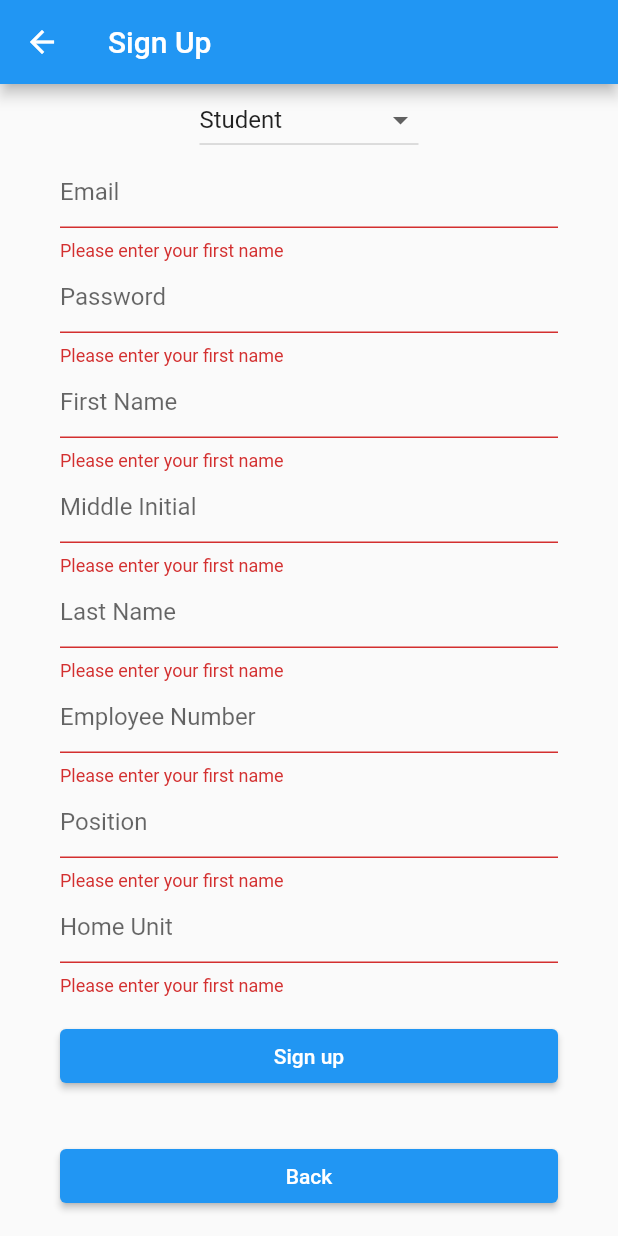
After one commit to jaungos/ohmsim, a Flutter app: the SignupPage screen opened by its route, after a tap on "Sign up", on a phone screen of 412 x 824 dp. The commit adds this screen. Run offline on Flutter 3.47's test engine with Material 2 defaults, Android fonts, the phone set to English and light mode, and no system bars; our stand-ins replace firebase_auth, firebase_core; accounts and stored records are empty.

Commit message:
Feat: created the Signup Page

```diff
--- a/ohmsim/lib/main.dart
+++ b/ohmsim/lib/main.dart
@@ -6,6 +6,7 @@ import 'package:ohmsim/providers/adminProvider.dart';
 import 'package:ohmsim/providers/sampleprovider.dart';
 import 'package:ohmsim/screens/adminView.dart';
 import 'package:ohmsim/screens/login.dart';
+import 'package:ohmsim/screens/signup.dart';
 import 'firebase_options.dart';
 import 'package:provider/provider.dart';
 
@@ -40,9 +41,8 @@ class MyApp extends StatelessWidget {
         initialRoute: '/',
         routes: {
           //TODO: Put routes here
-          LoginPage.routeName: (context) => LoginPage(
-                key: key,
-              ),
+          LoginPage.routeName: (context) => LoginPage(),
+          SignupPage.routeName: (context) => SignupPage(),
           AdminView.routeName: (context) => AdminView()
         },
         // onGenerateRoute: (settings) {
--- a/ohmsim/lib/providers/authProvider.dart
+++ b/ohmsim/lib/providers/authProvider.dart
@@ -35,4 +35,10 @@ class AuthProvider with ChangeNotifier {
     return Future.value(
         {"isLoggedIn": false, "message": "User does not exist", data: []});
   }
+
+  Future<void> switchSignUpPrivilege(String newPrivilege) {
+    _privilege = newPrivilege;
+    notifyListeners();
+    return Future.value();
+  }
 }
--- a/ohmsim/lib/screens/login.dart
+++ b/ohmsim/lib/screens/login.dart
@@ -2,11 +2,12 @@ import 'package:flutter/material.dart';
 import 'package:firebase_core/firebase_core.dart';
 import 'package:ohmsim/providers/adminProvider.dart';
 import 'package:ohmsim/providers/authProvider.dart';
+import 'package:ohmsim/screens/signup.dart';
 import 'package:provider/provider.dart';
 
 class LoginPage extends StatefulWidget {
   static String routeName = '/';
-  LoginPage({Key? key}) : super(key: key);
+  LoginPage({super.key});
 
   @override
   _LoginPageState createState() => _LoginPageState();
@@ -92,9 +93,26 @@ class _LoginPageState extends State<LoginPage> {
                     obscureText: true,
                   ),
                   SizedBox(height: 20.0),
-                  ElevatedButton(
-                    onPressed: _login,
-                    child: Text('Login'),
+                  Row(
+                    mainAxisAlignment: MainAxisAlignment.center,
+                    children: [
+                      Padding(
+                        padding: const EdgeInsets.only(left: 15.0, right: 15.0),
+                        child: ElevatedButton(
+                          onPressed: _login,
+                          child: Text('Login'),
+                        ),
+                      ),
+                      Padding(
+                        padding: const EdgeInsets.only(left: 15.0, right: 15.0),
+                        child: ElevatedButton(
+                          onPressed: () {
+                            Navigator.pushNamed(context, SignupPage.routeName);
+                          },
+                          child: Text('Signup'),
+                        ),
+                      ),
+                    ],
                   ),
                 ],
               ),
--- /dev/null
+++ b/ohmsim/lib/screens/signup.dart
@@ -0,0 +1,330 @@
+import 'package:flutter/material.dart';
+import 'package:ohmsim/providers/authProvider.dart';
+import 'package:provider/provider.dart';
+
+class SignupPage extends StatefulWidget {
+  static String routeName = '/signup';
+
+  const SignupPage({super.key});
+
+  @override
+  _SignupPageState createState() => _SignupPageState();
+}
+
+class _SignupPageState extends State<SignupPage> {
+  // On dropdown select
+
+  // context.read<AuthProvider>().switchSignUpPrivilege(value);
+  @override
+  Widget build(BuildContext context) {
+    return Scaffold(
+      appBar: AppBar(
+        title: const Text('Sign Up'),
+      ),
+      body: Column(
+        children: [
+          PrivilegeForm(),
+          SignupForm(),
+        ],
+      ),
+    );
+  }
+}
+
+class PrivilegeForm extends StatefulWidget {
+  PrivilegeForm({super.key});
+
+  @override
+  _PrivilegeFormState createState() => _PrivilegeFormState();
+}
+
+class _PrivilegeFormState extends State<PrivilegeForm> {
+  String dropdownValue = 'Student';
+
+  @override
+  Widget build(BuildContext context) {
+    return DropdownButton<String>(
+      value: dropdownValue,
+      items: <String>['Student', 'Admin', 'Entrance Monitor']
+          .map<DropdownMenuItem<String>>((String value) {
+        return DropdownMenuItem<String>(
+          value: value,
+          child: Text(
+            value,
+          ),
+        );
+      }).toList(),
+      onChanged: (String? newValue) async {
+        setState(() {
+          dropdownValue = newValue!;
+        });
+        await context.read<AuthProvider>().switchSignUpPrivilege(dropdownValue);
+      },
+    );
+  }
+}
+
+class SignupForm extends StatefulWidget {
+  SignupForm({super.key});
+
+  @override
+  _SignupFormState createState() => _SignupFormState();
+}
+
+class _SignupFormState extends State<SignupForm> {
+  @override
+  Widget build(BuildContext context) {
+    final _formKey = GlobalKey<FormState>();
+    TextEditingController emailController = TextEditingController();
+    TextEditingController passwordController = TextEditingController();
+    TextEditingController fNameController = TextEditingController();
+    TextEditingController mNameController = TextEditingController();
+    TextEditingController lNameController = TextEditingController();
+    TextEditingController userNameController = TextEditingController();
+    TextEditingController collegeController = TextEditingController();
+    TextEditingController courseController = TextEditingController();
+    TextEditingController studentNoController = TextEditingController();
+    TextEditingController employeeNoController = TextEditingController();
+    TextEditingController positionController = TextEditingController();
+    TextEditingController homeUnitController = TextEditingController();
+
+    late String privilege = context.watch<AuthProvider>().privilege;
+
+    // TextField for Email
+    final email = TextFormField(
+      controller: emailController,
+      decoration: const InputDecoration(
+        hintText: "Email",
+      ),
+      validator: (value) {
+        if (value == null || value.isEmpty) {
+          return "Please enter your first name";
+        }
+        return null;
+      },
+      onSaved: (newValue) => debugPrint("First Name Saved"),
+    );
+
+    // TextField for Password
+    final password = TextFormField(
+      controller: passwordController,
+      decoration: const InputDecoration(
+        hintText: "Password",
+      ),
+      validator: (value) {
+        if (value == null || value.isEmpty) {
+          return "Please enter your first name";
+        }
+        return null;
+      },
+      onSaved: (newValue) => debugPrint("First Name Saved"),
+    );
+
+    // TextField for First Name
+    final firstName = TextFormField(
+      controller: fNameController,
+      decoration: const InputDecoration(
+        hintText: "First Name",
+      ),
+      validator: (value) {
+        if (value == null || value.isEmpty) {
+          return "Please enter your first name";
+        }
+        return null;
+      },
+      onSaved: (newValue) => debugPrint("First Name Saved"),
+    );
+
+    // TextField for Middle Initial
+    final middleInitial = TextFormField(
+      controller: mNameController,
+      decoration: const InputDecoration(
+        hintText: "Middle Initial",
+      ),
+      validator: (value) {
+        if (value == null || value.isEmpty) {
+          return "Please enter your first name";
+        }
+        return null;
+      },
+      onSaved: (newValue) => debugPrint("First Name Saved"),
+    );
+
+    // TextField for Last Name
+    final lastName = TextFormField(
+      controller: lNameController,
+      decoration: const InputDecoration(
+        hintText: "Last Name",
+      ),
+      validator: (value) {
+        if (value == null || value.isEmpty) {
+          return "Please enter your first name";
+        }
+        return null;
+      },
+      onSaved: (newValue) => debugPrint("First Name Saved"),
+    );
+
+    // TextField for Username
+    final username = TextFormField(
+      controller: userNameController,
+      decoration: const InputDecoration(
+        hintText: "Username",
+      ),
+      validator: (value) {
+        if (value == null || value.isEmpty) {
+          return "Please enter your first name";
+        }
+        return null;
+      },
+      onSaved: (newValue) => debugPrint("First Name Saved"),
+    );
+
+    // TextField for College
+    final college = TextFormField(
+      controller: collegeController,
+      decoration: const InputDecoration(
+        hintText: "College",
+      ),
+      validator: (value) {
+        if (value == null || value.isEmpty) {
+          return "Please enter your first name";
+        }
+        return null;
+      },
+      onSaved: (newValue) => debugPrint("First Name Saved"),
+    );
+
+    // TextField for Course
+    final course = TextFormField(
+      controller: courseController,
+      decoration: const InputDecoration(
+        hintText: "Course",
+      ),
+      validator: (value) {
+        if (value == null || value.isEmpty) {
+          return "Please enter your first name";
+        }
+        return null;
+      },
+      onSaved: (newValue) => debugPrint("First Name Saved"),
+    );
+
+    // TextField for Student Number
+    final studentNum = TextFormField(
+      controller: studentNoController,
+      decoration: const InputDecoration(
+        hintText: "Student Number",
+      ),
+      validator: (value) {
+        if (value == null || value.isEmpty) {
+          return "Please enter your first name";
+        }
+        return null;
+      },
+      onSaved: (newValue) => debugPrint("First Name Saved"),
+    );
+
+    // TextField for Employee Number
+    final employeeNum = TextFormField(
+      controller: employeeNoController,
+      decoration: const InputDecoration(
+        hintText: "Employee Number",
+      ),
+      validator: (value) {
+        if (value == null || value.isEmpty) {
+          return "Please enter your first name";
+        }
+        return null;
+      },
+      onSaved: (newValue) => debugPrint("First Name Saved"),
+    );
+
+    // TextField for Position
+    final position = TextFormField(
+      controller: positionController,
+      decoration: const InputDecoration(
+        hintText: "Position",
+      ),
+      validator: (value) {
+        if (value == null || value.isEmpty) {
+          return "Please enter your first name";
+        }
+        return null;
+      },
+      onSaved: (newValue) => debugPrint("First Name Saved"),
+    );
+
+    // TextField for Home Unit
+    final homeUnit = TextFormField(
+      controller: homeUnitController,
+      decoration: const InputDecoration(
+        hintText: "Home Unit",
+      ),
+      validator: (value) {
+        if (value == null || value.isEmpty) {
+          return "Please enter your first name";
+        }
+        return null;
+      },
+      onSaved: (newValue) => debugPrint("First Name Saved"),
+    );
+
+    // SignUp Button
+    final SignupButton = Padding(
+      padding: const EdgeInsets.symmetric(vertical: 16.0),
+      child: ElevatedButton(
+        onPressed: () async {
+          if (_formKey.currentState!.validate()) {
+            _formKey.currentState?.save();
+
+            if (context.mounted) {
+              Navigator.pop(context);
+            }
+          }
+        },
+        child: const Text('Sign up', style: TextStyle(color: Colors.white)),
+      ),
+    );
+
+    // Back Button
+    final backButton = Padding(
+      padding: const EdgeInsets.symmetric(vertical: 16.0),
+      child: ElevatedButton(
+        onPressed: () async {
+          Navigator.pop(context);
+        },
+        child: const Text('Back'),
+      ),
+    );
+
+    return Form(
+      key: _formKey,
+      child: Center(
+        child: ListView(
+          shrinkWrap: true,
+          padding: const EdgeInsets.only(left: 40.0, right: 40.0),
+          children: [
+            email,
+            password,
+            firstName,
+            middleInitial,
+            lastName,
+            if (privilege == 'Student') ...[
+              username,
+              college,
+              course,
+              studentNum,
+            ] else ...[
+              employeeNum,
+              position,
+              homeUnit,
+            ],
+            SignupButton,
+            backButton,
+          ],
+        ),
+      ),
+    );
+  }
+}
```
